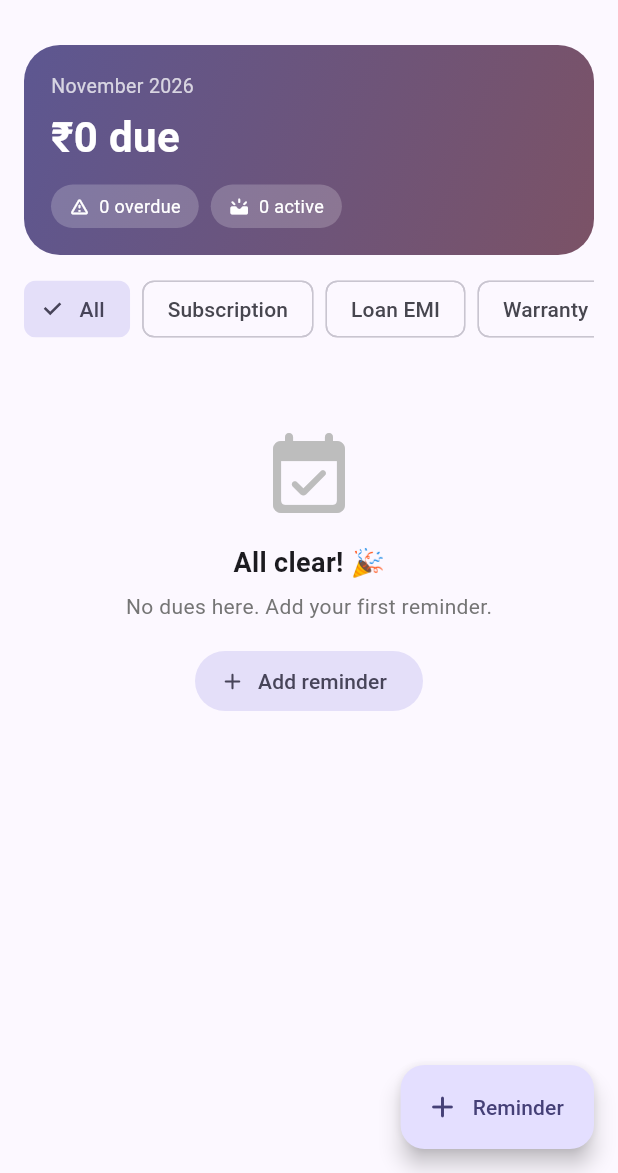
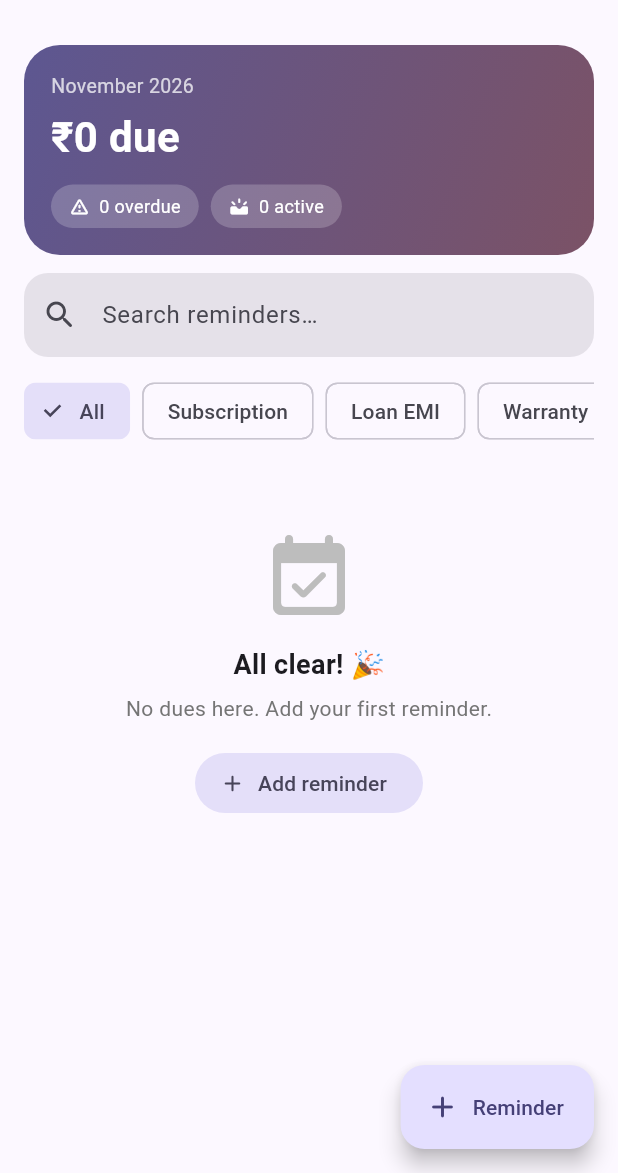
Before and after one commit to nuvishh/Duezy, a Flutter app: the screen it shows after launch, on a phone screen of 412 x 824 dp, the part 63-1236 px from its top. Run offline on Flutter 3.47's test engine with Material 3 defaults, Android fonts, the phone set to English and light mode, and no system bars; drawn by our look-alikes of dynamic_color; our stand-ins replace flutter_local_notifications, hive_flutter, timezone; accounts and stored records are empty.

Commit message:
Add search on home screen (title, notes, category)

```diff
--- a/lib/screens/home_screen.dart
+++ b/lib/screens/home_screen.dart
@@ -24,6 +24,14 @@ class HomeScreen extends StatefulWidget {
 
 class _HomeScreenState extends State<HomeScreen> {
   ReminderCategory? _filter;
+  final _searchController = TextEditingController();
+  String _query = '';
+
+  @override
+  void dispose() {
+    _searchController.dispose();
+    super.dispose();
+  }
 
   @override
   Widget build(BuildContext context) {
@@ -42,9 +50,18 @@ class _HomeScreenState extends State<HomeScreen> {
         valueListenable: widget.storage.listenable(),
         builder: (context, _, __) {
           final all = widget.storage.active();
+          final q = _query.trim().toLowerCase();
+          final searched = q.isEmpty
+              ? all
+              : all
+                  .where((r) =>
+                      r.title.toLowerCase().contains(q) ||
+                      (r.notes ?? '').toLowerCase().contains(q) ||
+                      r.category.label.toLowerCase().contains(q))
+                  .toList();
           final list = _filter == null
-              ? all
-              : all.where((r) => r.category == _filter).toList();
+              ? searched
+              : searched.where((r) => r.category == _filter).toList();
           return RefreshIndicator(
             onRefresh: () async => setState(() {}),
             child: ListView(
@@ -52,13 +69,47 @@ class _HomeScreenState extends State<HomeScreen> {
               children: [
                 _SummaryCard(storage: widget.storage),
                 const SizedBox(height: 12),
+                TextField(
+                  controller: _searchController,
+                  onChanged: (v) => setState(() => _query = v),
+                  decoration: InputDecoration(
+                    hintText: 'Search reminders…',
+                    prefixIcon: const Icon(Icons.search_rounded),
+                    suffixIcon: _query.isEmpty
+                        ? null
+                        : IconButton(
+                            icon: const Icon(Icons.clear_rounded),
+                            tooltip: 'Clear search',
+                            onPressed: () {
+                              _searchController.clear();
+                              setState(() => _query = '');
+                            },
+                          ),
+                    filled: true,
+                    fillColor:
+                        Theme.of(context).colorScheme.surfaceContainerHighest,
+                    border: OutlineInputBorder(
+                      borderSide: BorderSide.none,
+                      borderRadius: BorderRadius.circular(16),
+                    ),
+                  ),
+                ),
+                const SizedBox(height: 12),
                 _FilterRow(
                   selected: _filter,
                   onSelect: (c) => setState(() => _filter = c),
                 ),
                 const SizedBox(height: 8),
                 if (list.isEmpty)
-                  _EmptyState(onAdd: _addReminder)
+                  _query.trim().isEmpty
+                      ? _EmptyState(onAdd: _addReminder)
+                      : _NoResults(
+                          query: _query.trim(),
+                          onClear: () {
+                            _searchController.clear();
+                            setState(() => _query = '');
+                          },
+                        )
                 else
                   ..._grouped(list),
               ],
@@ -370,6 +421,37 @@ class _EmptyState extends StatelessWidget {
   }
 }
 
+class _NoResults extends StatelessWidget {
+  final String query;
+  final VoidCallback onClear;
+  const _NoResults({required this.query, required this.onClear});
+
+  @override
+  Widget build(BuildContext context) {
+    return Padding(
+      padding: const EdgeInsets.symmetric(vertical: 48),
+      child: Column(
+        children: [
+          Icon(Icons.search_off_rounded,
+              size: 64, color: Colors.grey.shade400),
+          const SizedBox(height: 12),
+          const Text('No matches',
+              style: TextStyle(fontSize: 18, fontWeight: FontWeight.bold)),
+          const SizedBox(height: 6),
+          Text('Nothing matches "$query".',
+              style: TextStyle(color: Colors.grey.shade600)),
+          const SizedBox(height: 16),
+          FilledButton.tonalIcon(
+            onPressed: onClear,
+            icon: const Icon(Icons.clear_rounded),
+            label: const Text('Clear search'),
+          ),
+        ],
+      ),
+    );
+  }
+}
+
 /// Simple done-history list with restore.
 class HistoryScreen extends StatelessWidget {
   final StorageService storage;
```
